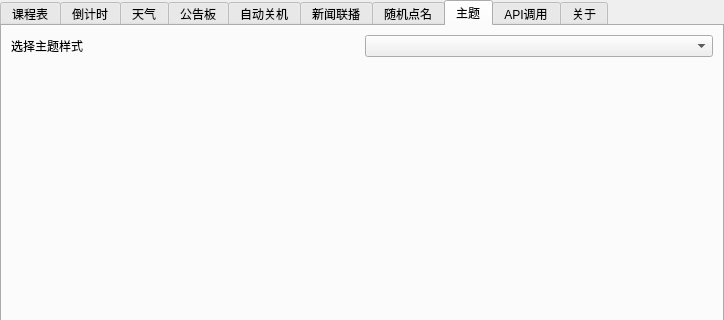
Above: ui/setting.ui from Return-Log/Education-Clock before the change; both pictures show x 0 to 724 and y 0 to 320 of the 724 by 630 pixel window. Below: the same form after it.
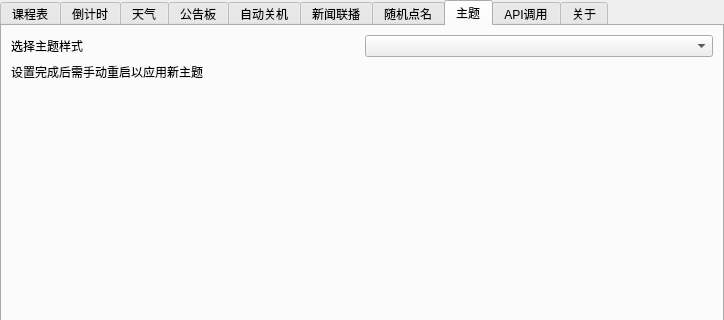
That is the form after the change. The open tabs and pages were chosen to show the change. Icons and pictures are not drawn.

Commit message: v4.1 更新设置不再需要重启

```diff
--- a/ui/setting.ui
+++ b/ui/setting.ui
@@ -733,10 +733,7 @@
          </property>
         </widget>
        </item>
-       <item row="0" column="1">
-        <widget class="QComboBox" name="comboBox"/>
-       </item>
-       <item row="1" column="0">
+       <item row="2" column="0">
         <spacer name="verticalSpacer_8">
          <property name="orientation">
           <enum>Qt::Vertical</enum>
@@ -749,6 +746,16 @@
          </property>
         </spacer>
        </item>
+       <item row="0" column="1">
+        <widget class="QComboBox" name="comboBox"/>
+       </item>
+       <item row="1" column="0" colspan="2">
+        <widget class="QLabel" name="label_42">
+         <property name="text">
+          <string>设置完成后需手动重启以应用新主题</string>
+         </property>
+        </widget>
+       </item>
       </layout>
      </widget>
      <widget class="QWidget" name="tab_10">
```
Left out of the diff: 4 changed lines with no effect on the pictures. The commit also changes 3 other files.
